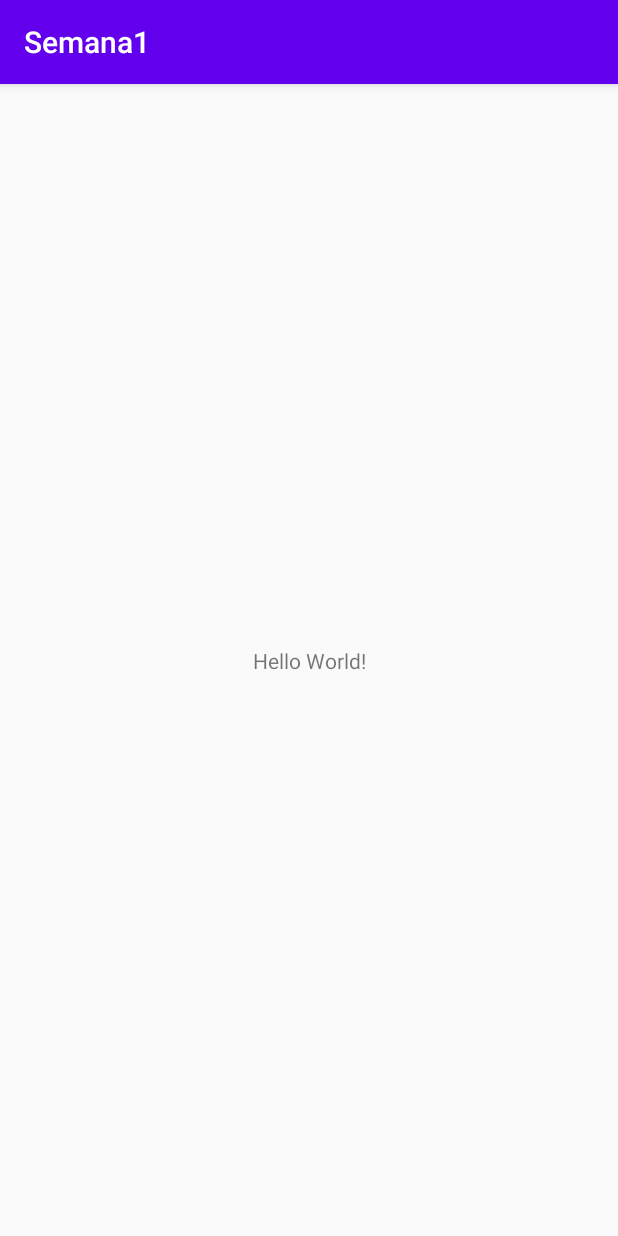
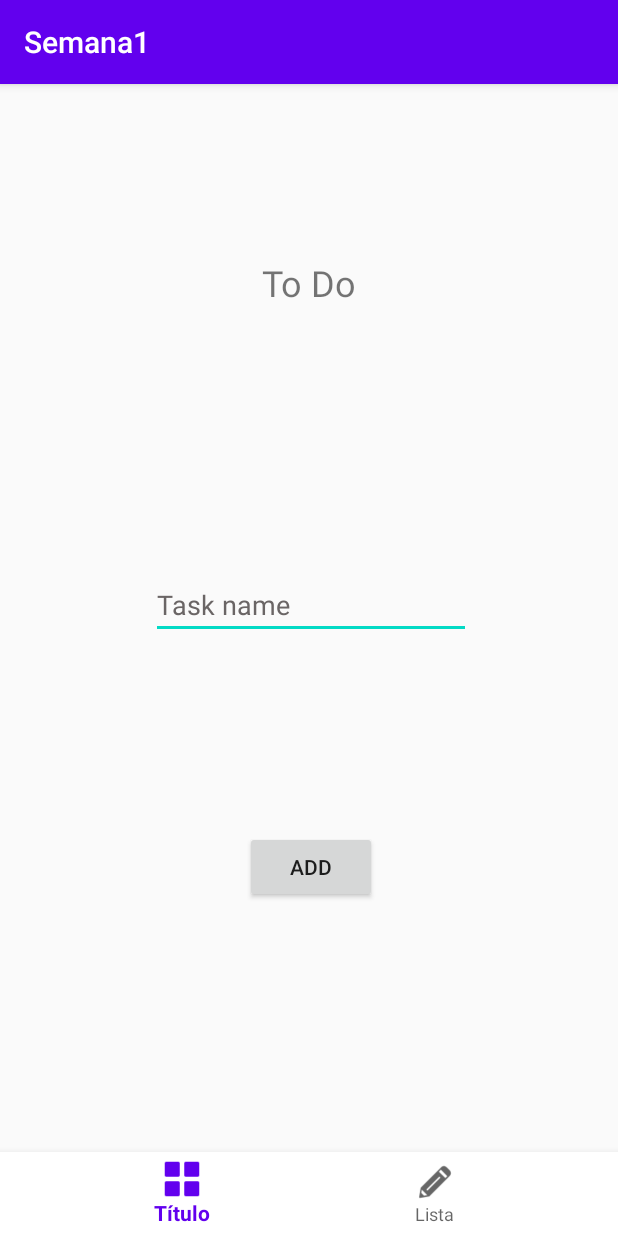
Before and after one commit to camilaleniss/apps-moviles, an Android app: the screen it shows after launch (MainActivity before the commit, HomeActivity after it), on a phone screen of 412 x 824 dp. Run offline under Robolectric (Android 15) with nearby library versions, the phone set to English and light mode, and no system bars.

Commit message:
Add tutorials week 2: OnClickListener, Intents, Fragment and NavigationBar

```diff
--- a/Semana1/app/build.gradle
+++ b/Semana1/app/build.gradle
@@ -20,12 +20,18 @@ android {
             proguardFiles getDefaultProguardFile('proguard-android-optimize.txt'), 'proguard-rules.pro'
         }
     }
+    compileOptions {
+        sourceCompatibility JavaVersion.VERSION_1_8
+        targetCompatibility JavaVersion.VERSION_1_8
+    }
 }
 
 dependencies {
     implementation fileTree(dir: "libs", include: ["*.jar"])
     implementation 'androidx.appcompat:appcompat:1.2.0'
     implementation 'androidx.constraintlayout:constraintlayout:1.1.3'
+    implementation 'androidx.legacy:legacy-support-v4:1.0.0'
+    implementation 'com.google.android.material:material:1.2.1'
     testImplementation 'junit:junit:4.12'
     androidTestImplementation 'androidx.test.ext:junit:1.1.1'
     androidTestImplementation 'androidx.test.espresso:espresso-core:3.2.0'
--- a/Semana1/app/src/main/AndroidManifest.xml
+++ b/Semana1/app/src/main/AndroidManifest.xml
@@ -9,13 +9,17 @@
         android:roundIcon="@mipmap/ic_launcher_round"
         android:supportsRtl="true"
         android:theme="@style/AppTheme">
-        <activity android:name=".MainActivity">
+        <activity android:name=".HomeActivity">
             <intent-filter>
                 <action android:name="android.intent.action.MAIN" />
 
                 <category android:name="android.intent.category.LAUNCHER" />
             </intent-filter>
         </activity>
+        <activity android:name=".ProfileActivity" />
+        <activity android:name=".MainActivity">
+
+        </activity>
     </application>
 
 </manifest>
--- /dev/null
+++ b/Semana1/app/src/main/java/com/example/semana1/HomeActivity.java
@@ -0,0 +1,53 @@
+package com.example.semana1;
+
+import androidx.appcompat.app.AppCompatActivity;
+import androidx.fragment.app.Fragment;
+import androidx.fragment.app.FragmentManager;
+import androidx.fragment.app.FragmentTransaction;
+
+import android.os.Bundle;
+
+import com.google.android.material.bottomnavigation.BottomNavigationView;
+
+import java.util.List;
+
+public class HomeActivity extends AppCompatActivity {
+
+    private ListItemFrag fragList;
+    private NewItemFragment fragNewItem;
+    private BottomNavigationView navigator;
+
+    @Override
+    protected void onCreate(Bundle savedInstanceState) {
+        super.onCreate(savedInstanceState);
+        setContentView(R.layout.activity_home);
+
+        fragList = ListItemFrag.newInstance();
+        fragNewItem = NewItemFragment.newInstance();
+
+        navigator = findViewById(R.id.navigator);
+
+        showFragment(fragNewItem);
+
+        navigator.setOnNavigationItemSelectedListener(
+                (menuItem) -> {
+                    switch(menuItem.getItemId()){
+                        case (R.id.lista):
+                            showFragment(fragNewItem);
+                            break;
+                        case (R.id.titulo):
+                            showFragment(fragList);
+                            break;
+                    }
+                    return true;
+                }
+        );
+    }
+
+    public void showFragment(Fragment fragment){
+        FragmentManager fragmentManager = getSupportFragmentManager();
+        FragmentTransaction transaction = fragmentManager.beginTransaction();
+        transaction.replace(R.id.fragmentContainer, fragment);
+        transaction.commit();
+    }
+}
--- /dev/null
+++ b/Semana1/app/src/main/java/com/example/semana1/ListItemFrag.java
@@ -0,0 +1,36 @@
+package com.example.semana1;
+
+import android.os.Bundle;
+
+import androidx.fragment.app.Fragment;
+
+import android.view.LayoutInflater;
+import android.view.View;
+import android.view.ViewGroup;
+
+
+public class ListItemFrag extends Fragment {
+
+    //STATE
+
+    public ListItemFrag() {
+        // Required empty public constructor
+    }
+
+    // TODO: Rename and change types and number of parameters
+    public static ListItemFrag newInstance() {
+        ListItemFrag fragment = new ListItemFrag();
+        Bundle args = new Bundle();
+        //args.putString(ARG_PARAM1, param1);
+        //args.putString(ARG_PARAM2, param2);
+        fragment.setArguments(args);
+        return fragment;
+    }
+
+    @Override
+    public View onCreateView(LayoutInflater inflater, ViewGroup container,
+                             Bundle savedInstanceState) {
+        // Inflate the layout for this fragment
+        return inflater.inflate(R.layout.fragment_list_item, container, false);
+    }
+}
--- /dev/null
+++ b/Semana1/app/src/main/java/com/example/semana1/NewItemFragment.java
@@ -0,0 +1,66 @@
+package com.example.semana1;
+
+import android.os.Bundle;
+
+import androidx.fragment.app.Fragment;
+
+import android.view.LayoutInflater;
+import android.view.View;
+import android.widget.Button;
+import android.view.ViewGroup;
+import android.widget.EditText;
+import android.widget.Toast;
+
+public class NewItemFragment extends Fragment implements View.OnClickListener{
+
+    //State
+
+    //Views
+    private  EditText inputTask;
+    private Button butSubmit;
+
+
+    public NewItemFragment() {
+        // Required empty public constructor
+    }
+
+    // TODO: Rename and change types and number of parameters
+    public static NewItemFragment newInstance() {
+        NewItemFragment fragment = new NewItemFragment();
+        Bundle args = new Bundle();
+        //args.putString(ARG_PARAM1, param1);
+        //args.putString(ARG_PARAM2, param2);
+        fragment.setArguments(args);
+        return fragment;
+    }
+
+    @Override
+    public void onCreate(Bundle savedInstanceState) {
+        super.onCreate(savedInstanceState);
+
+    }
+
+    //It makes fragment visible
+    @Override
+    public View onCreateView(LayoutInflater inflater, ViewGroup container,
+                             Bundle savedInstanceState) {
+        // Inflate the layout for this fragment
+        View root = inflater.inflate(R.layout.fragment_new_item, container, false);
+
+        inputTask = root.findViewById(R.id.inputTask);
+        butSubmit = root.findViewById(R.id.butSubmit);
+
+        butSubmit.setOnClickListener(this);
+
+        return root;
+    }
+
+    @Override
+    public void onClick(View view) {
+        switch(view.getId()){
+            case R.id.butSubmit:
+                Toast.makeText(getActivity(), inputTask.getText().toString(), Toast.LENGTH_SHORT).show();
+                break;
+        }
+    }
+}
--- /dev/null
+++ b/Semana1/app/src/main/res/layout/activity_home.xml
@@ -0,0 +1,29 @@
+<?xml version="1.0" encoding="utf-8"?>
+<androidx.constraintlayout.widget.ConstraintLayout xmlns:android="http://schemas.android.com/apk/res/android"
+    xmlns:app="http://schemas.android.com/apk/res-auto"
+    xmlns:tools="http://schemas.android.com/tools"
+    android:layout_width="match_parent"
+    android:layout_height="match_parent"
+    tools:context=".HomeActivity">
+
+    <androidx.constraintlayout.widget.ConstraintLayout
+        android:id="@+id/fragmentContainer"
+        android:layout_width="426dp"
+        android:layout_height="624dp"
+        app:layout_constraintEnd_toEndOf="parent"
+        app:layout_constraintStart_toStartOf="parent"
+        app:layout_constraintTop_toTopOf="parent">
+
+    </androidx.constraintlayout.widget.ConstraintLayout>
+
+    <com.google.android.material.bottomnavigation.BottomNavigationView
+        android:id="@+id/navigator"
+        android:layout_width="0dp"
+        android:layout_height="wrap_content"
+        android:background="#FFFFFF"
+        app:layout_constraintBottom_toBottomOf="parent"
+        app:layout_constraintEnd_toEndOf="parent"
+        app:layout_constraintStart_toStartOf="parent"
+        app:menu="@menu/home_menu" />
+
+</androidx.constraintlayout.widget.ConstraintLayout>
--- /dev/null
+++ b/Semana1/app/src/main/res/layout/fragment_new_item.xml
@@ -0,0 +1,42 @@
+<?xml version="1.0" encoding="utf-8"?>
+<androidx.constraintlayout.widget.ConstraintLayout xmlns:app="http://schemas.android.com/apk/res-auto"
+    xmlns:tools="http://schemas.android.com/tools"
+    android:layout_height="match_parent"
+    android:layout_width="match_parent"
+    xmlns:android="http://schemas.android.com/apk/res/android">
+
+    <TextView
+        android:id="@+id/textView3"
+        android:layout_width="wrap_content"
+        android:layout_height="wrap_content"
+        android:layout_marginTop="116dp"
+        android:text="To Do"
+        android:textSize="24sp"
+        app:layout_constraintEnd_toEndOf="parent"
+        app:layout_constraintHorizontal_bias="0.498"
+        app:layout_constraintStart_toStartOf="parent"
+        app:layout_constraintTop_toTopOf="parent" />
+
+    <Button
+        android:id="@+id/butSubmit"
+        android:layout_width="wrap_content"
+        android:layout_height="wrap_content"
+        android:layout_marginTop="128dp"
+        android:text="Add"
+        app:layout_constraintEnd_toEndOf="parent"
+        app:layout_constraintStart_toStartOf="parent"
+        app:layout_constraintTop_toBottomOf="@+id/inputTask" />
+
+    <EditText
+        android:id="@+id/inputTask"
+        android:layout_width="wrap_content"
+        android:layout_height="wrap_content"
+        android:layout_marginTop="176dp"
+        android:ems="10"
+        android:inputType="textPersonName"
+        android:text="Task name"
+        android:textColor="#6A6565"
+        app:layout_constraintEnd_toEndOf="parent"
+        app:layout_constraintStart_toStartOf="parent"
+        app:layout_constraintTop_toBottomOf="@+id/textView3" />
+</androidx.constraintlayout.widget.ConstraintLayout>
--- /dev/null
+++ b/Semana1/app/src/main/res/menu/home_menu.xml
@@ -0,0 +1,12 @@
+<?xml version="1.0" encoding="utf-8"?>
+<menu xmlns:android="http://schemas.android.com/apk/res/android">
+
+    <item
+        android:id="@+id/titulo"
+        android:icon="@drawable/list"
+        android:title="Título" />
+    <item
+        android:id="@+id/lista"
+        android:icon="@drawable/pencil"
+        android:title="Lista" />
+</menu>
--- a/Semana1/app/src/main/res/values/strings.xml
+++ b/Semana1/app/src/main/res/values/strings.xml
@@ -1,3 +1,5 @@
 <resources>
     <string name="app_name">Semana1</string>
+    <!-- TODO: Remove or change this placeholder text -->
+    <string name="hello_blank_fragment">Hello blank fragment</string>
 </resources>
```
Also changed, not shown: Semana1/app/src/main/java/com/example/semana1/MainActivity.java (+51 -0 lines), Semana1/app/src/main/java/com/example/semana1/ProfileActivity.java (added, +38 -0 lines), Semana1/app/src/main/res/layout/activity_main.xml (+89 -10 lines), Semana1/app/src/main/res/layout/activity_profile.xml (added, +44 -0 lines), Semana1/app/src/main/res/layout/fragment_list_item.xml (added, +31 -0 lines), Semana1/app/src/main/res/drawable/list.png (added), Semana1/app/src/main/res/drawable/logoicesi.png (added), Semana1/app/src/main/res/drawable/pencil.png (added).
